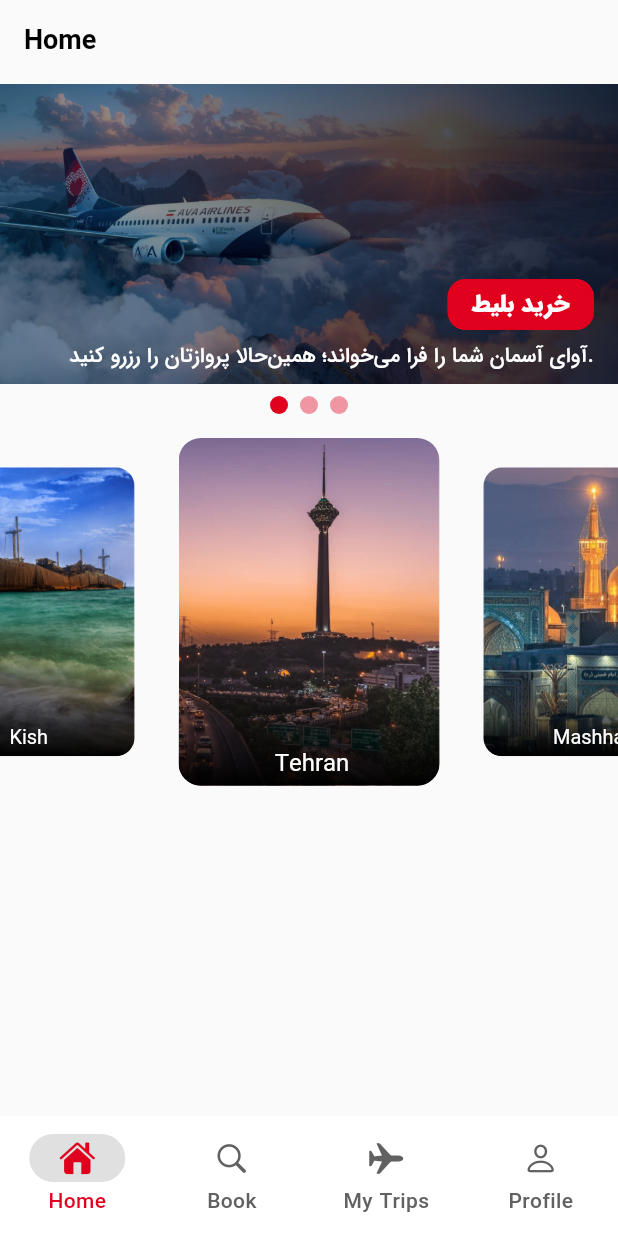
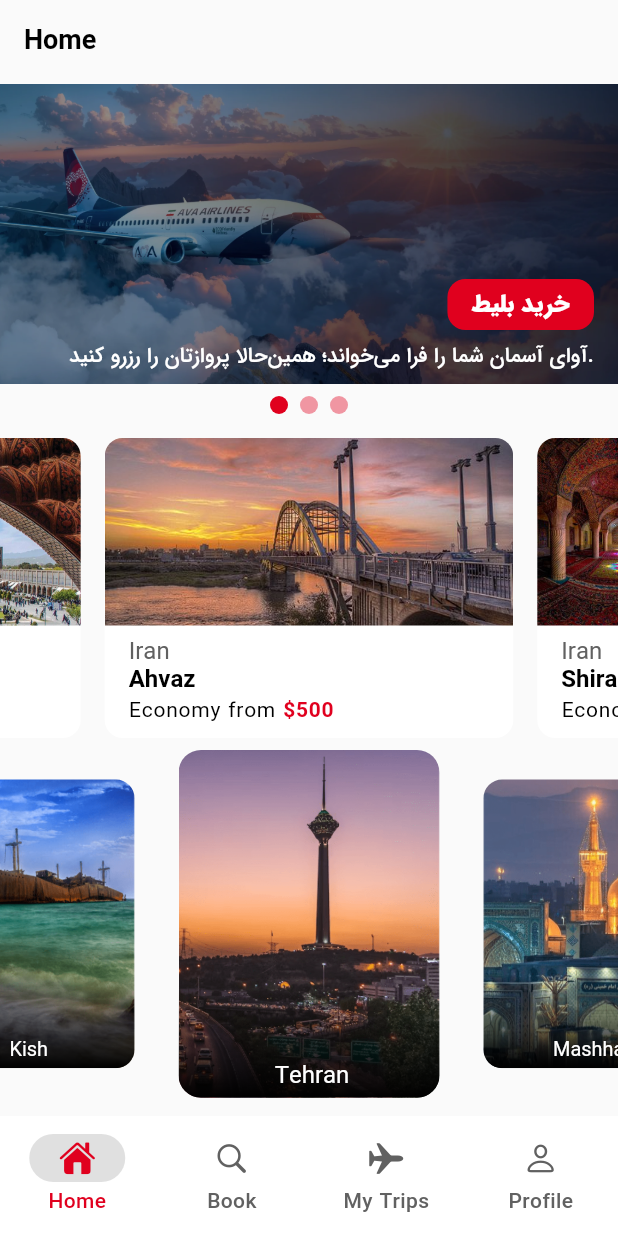
Before and after one commit to AmirhosseinSoleimani/ava_airline, a Flutter app: the screen it shows after launch, on a phone screen of 412 x 824 dp. Run offline on Flutter 3.47's test engine with Material 3 defaults, Android fonts, the phone set to English and light mode, and no system bars; drawn by our look-alikes of carousel_slider; our stand-ins replace equatable, flutter_bloc, flutter_spinkit, flutter_svg, go_router; generated files the repository leaves out were written again.

Commit message:
destination card design

```diff
--- /dev/null
+++ b/lib/src/features/home/domain/entities/destination_entity.dart
@@ -0,0 +1,17 @@
+class Destination {
+  final int id;
+  final String city;
+  final String country;
+  final String assetPath;
+  final String originCity;
+  final int minimumPrice;
+
+  const Destination({
+    required this.id,
+    required this.city,
+    required this.country,
+    required this.assetPath,
+    required this.minimumPrice,
+    required this.originCity,
+  });
+}
--- a/lib/src/features/home/presentation/pages/mobile/home_page_mobile.dart
+++ b/lib/src/features/home/presentation/pages/mobile/home_page_mobile.dart
@@ -1,8 +1,10 @@
 import 'package:ava_airline/src/features/bottom_navigation_bar/bottom_navigation_bar.dart';
 import 'package:ava_airline/src/features/home/domain/entities/carousel_entity.dart';
 import 'package:ava_airline/src/features/home/domain/entities/city_entity.dart';
+import 'package:ava_airline/src/features/home/domain/entities/destination_entity.dart';
 import 'package:ava_airline/src/features/home/presentation/pages/mobile/widgets/carousel_card.dart';
 import 'package:ava_airline/src/features/home/presentation/pages/mobile/widgets/city_card.dart';
+import 'package:ava_airline/src/features/home/presentation/pages/mobile/widgets/destination_card.dart';
 import 'package:carousel_slider/carousel_slider.dart';
 import 'package:flutter/material.dart';
 
@@ -49,13 +51,38 @@ class _HomePageMobileState extends State<HomePageMobile> {
     ),
   ];
 
+  final destinations = [
+    const Destination(
+        id: 1,
+        city: 'Ahvaz',
+        country: 'Iran',
+        assetPath: 'assets/image/ahvaz.jpg',
+        minimumPrice: 500,
+        originCity: 'Tehran'),
+    const Destination(
+        id: 1,
+        city: 'Shiraz',
+        country: 'Iran',
+        assetPath: 'assets/image/shiraz.jpg',
+        minimumPrice: 400,
+        originCity: 'Tehran'),
+    const Destination(
+        id: 1,
+        city: 'Isfahan',
+        country: 'Iran',
+        assetPath: 'assets/image/isfahan.jpg',
+        minimumPrice: 350,
+        originCity: 'Tehran'),
+  ];
+
   @override
   Widget build(BuildContext context) {
     return Scaffold(
         appBar: AppBar(
           title: Text('Home'),
         ),
-        body: Column(
+        body: SingleChildScrollView(
+          child: Column(
             children: [
               CarouselSlider(
                 carouselController: _controller,
@@ -84,8 +111,8 @@ class _HomePageMobileState extends State<HomePageMobile> {
                     child: Container(
                       width: 12,
                       height: 12,
-                    margin:
-                        const EdgeInsets.symmetric(vertical: 8, horizontal: 4),
+                      margin: const EdgeInsets.symmetric(
+                          vertical: 8, horizontal: 4),
                       decoration: BoxDecoration(
                           shape: BoxShape.circle,
                           color: (Theme.of(context).colorScheme.primary)
@@ -94,9 +121,16 @@ class _HomePageMobileState extends State<HomePageMobile> {
                   );
                 }).toList(),
               ),
-            const SizedBox(
-              height: 8,
+              const SizedBox(height: 8),
+
+              CarouselSlider(
+                items: destinations
+                    .map((e) => DestinationCard(destination: e))
+                    .toList(),
+                options: CarouselOptions(
+                    autoPlay: true, height: 200, viewportFraction: 0.7),
               ),
+              const SizedBox(height: 8),
               CarouselSlider(
                 items: cities.map((e) => CityCard(city: e)).toList(),
                 options: CarouselOptions(
@@ -105,8 +139,9 @@ class _HomePageMobileState extends State<HomePageMobile> {
                     enlargeStrategy: CenterPageEnlargeStrategy.zoom,
                     enlargeFactor: 0.35,
                     viewportFraction: 0.5),
-            )
+              ),
             ],
+          ),
         ));
   }
 }
--- a/lib/src/features/home/presentation/pages/mobile/widgets/city_card.dart
+++ b/lib/src/features/home/presentation/pages/mobile/widgets/city_card.dart
@@ -45,9 +45,7 @@ class CityCard extends StatelessWidget {
                           style: Theme.of(context)
                               .textTheme
                               .displaySmall!
-                              .copyWith(
-                                  color:
-                                      Colors.white)),
+                              .copyWith(color: Colors.white)),
                     ),
                   ),
                 ))
--- /dev/null
+++ b/lib/src/features/home/presentation/pages/mobile/widgets/destination_card.dart
@@ -0,0 +1,68 @@
+import 'package:ava_airline/src/features/home/domain/entities/city_entity.dart';
+import 'package:ava_airline/src/features/home/domain/entities/destination_entity.dart';
+import 'package:flutter/material.dart';
+
+class DestinationCard extends StatelessWidget {
+  final Destination destination;
+
+  const DestinationCard({required this.destination, super.key});
+
+  @override
+  Widget build(BuildContext context) {
+    return Container(
+      margin: const EdgeInsets.symmetric(horizontal: 8),
+      decoration: BoxDecoration(
+          color: Colors.white, borderRadius: BorderRadius.circular(12)),
+      width: MediaQuery.of(context).size.width * 0.9,
+      height: 200,
+      child: Column(
+        crossAxisAlignment: CrossAxisAlignment.start,
+        children: [
+          ClipRRect(
+            borderRadius: const BorderRadius.vertical(top: Radius.circular(12)),
+            child: Image.asset(destination.assetPath,
+                height: 125,
+                fit: BoxFit.cover,
+                width: MediaQuery.of(context).size.width),
+          ),
+          const SizedBox(height: 8),
+          Padding(
+            padding: const EdgeInsets.symmetric(horizontal: 16),
+            child: Column(
+              crossAxisAlignment: CrossAxisAlignment.start,
+              children: [
+                Text(
+                  destination.country,
+                  style: Theme.of(context)
+                      .textTheme
+                      .displaySmall!
+                      .copyWith(color: Colors.grey.shade700),
+                ),
+                Text(
+                  destination.city,
+                  style: Theme.of(context)
+                      .textTheme
+                      .displayMedium!
+                      .copyWith(fontWeight: FontWeight.bold),
+                ),
+                RichText(
+                  text: TextSpan(
+                    style: Theme.of(context).textTheme.bodyLarge!.copyWith(
+                          fontWeight: FontWeight.w400,
+                        ),
+                    children: <TextSpan>[
+                      TextSpan(text: 'Economy from ' ),
+                      TextSpan(text: '\$${destination.minimumPrice}',style:Theme.of(context).textTheme.bodyLarge!.copyWith(
+                        color: Theme.of(context).colorScheme.primary
+                      ), ),
+                    ]
+                  ),
+                ),
+              ],
+            ),
+          ),
+        ],
+      ),
+    );
+  }
+}
```
Also changed, not shown: assets/image/ahvaz.jpg (added), assets/image/isfahan.jpg (added), assets/image/shiraz.jpg (added). Lines whose indentation alone changed are shown as unchanged.
